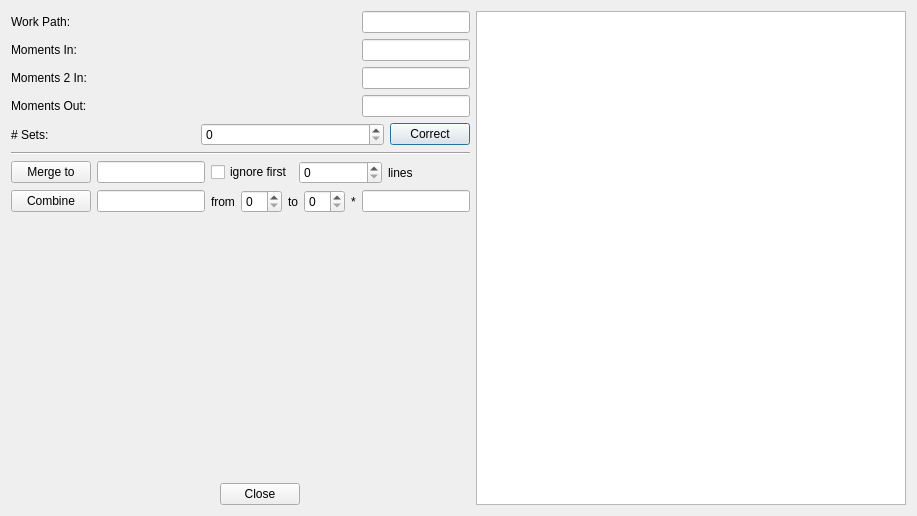
Above: CroCo/moments.ui from DPSablowski/croco before the change. Below: the same form after it.
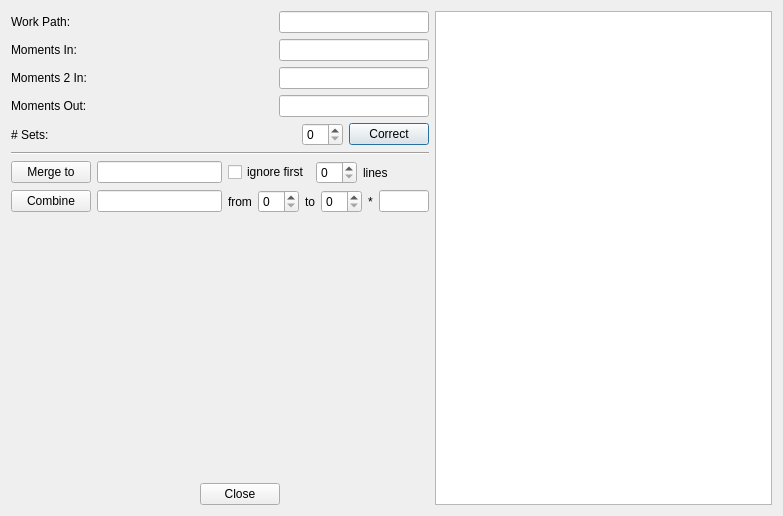
That is the form after the change.

The edit to the form file:
```diff
--- a/CroCo/moments.ui
+++ b/CroCo/moments.ui
@@ -6,7 +6,7 @@
    <rect>
     <x>0</x>
     <y>0</y>
-    <width>917</width>
+    <width>783</width>
     <height>516</height>
    </rect>
   </property>
@@ -33,6 +33,18 @@
            <verstretch>0</verstretch>
           </sizepolicy>
          </property>
+         <property name="minimumSize">
+          <size>
+           <width>150</width>
+           <height>0</height>
+          </size>
+         </property>
+         <property name="maximumSize">
+          <size>
+           <width>150</width>
+           <height>16777215</height>
+          </size>
+         </property>
         </widget>
        </item>
       </layout>
@@ -54,6 +66,18 @@
            <verstretch>0</verstretch>
           </sizepolicy>
          </property>
+         <property name="minimumSize">
+          <size>
+           <width>150</width>
+           <height>0</height>
+          </size>
+         </property>
+         <property name="maximumSize">
+          <size>
+           <width>150</width>
+           <height>16777215</height>
+          </size>
+         </property>
         </widget>
        </item>
       </layout>
@@ -81,6 +105,18 @@
            <verstretch>0</verstretch>
           </sizepolicy>
          </property>
+         <property name="minimumSize">
+          <size>
+           <width>150</width>
+           <height>0</height>
+          </size>
+         </property>
+         <property name="maximumSize">
+          <size>
+           <width>150</width>
+           <height>16777215</height>
+          </size>
+         </property>
         </widget>
        </item>
       </layout>
@@ -102,6 +138,18 @@
            <verstretch>0</verstretch>
           </sizepolicy>
          </property>
+         <property name="minimumSize">
+          <size>
+           <width>150</width>
+           <height>0</height>
+          </size>
+         </property>
+         <property name="maximumSize">
+          <size>
+           <width>150</width>
+           <height>16777215</height>
+          </size>
+         </property>
         </widget>
        </item>
       </layout>
@@ -116,7 +164,14 @@
         </widget>
        </item>
        <item>
-        <widget class="QSpinBox" name="spinBox"/>
+        <widget class="QSpinBox" name="spinBox">
+         <property name="sizePolicy">
+          <sizepolicy hsizetype="Maximum" vsizetype="Fixed">
+           <horstretch>0</horstretch>
+           <verstretch>0</verstretch>
+          </sizepolicy>
+         </property>
+        </widget>
        </item>
        <item>
         <widget class="QPushButton" name="pushButton_2">
@@ -163,6 +218,18 @@
            <verstretch>0</verstretch>
           </sizepolicy>
          </property>
+         <property name="minimumSize">
+          <size>
+           <width>125</width>
+           <height>0</height>
+          </size>
+         </property>
+         <property name="maximumSize">
+          <size>
+           <width>125</width>
+           <height>16777215</height>
+          </size>
+         </property>
         </widget>
        </item>
        <item>
@@ -173,7 +240,14 @@
         </widget>
        </item>
        <item>
-        <widget class="QSpinBox" name="spinBox_4"/>
+        <widget class="QSpinBox" name="spinBox_4">
+         <property name="sizePolicy">
+          <sizepolicy hsizetype="Maximum" vsizetype="Fixed">
+           <horstretch>0</horstretch>
+           <verstretch>0</verstretch>
+          </sizepolicy>
+         </property>
+        </widget>
        </item>
        <item>
         <widget class="QLabel" name="label_9">
@@ -201,6 +275,18 @@
            <verstretch>0</verstretch>
           </sizepolicy>
          </property>
+         <property name="minimumSize">
+          <size>
+           <width>125</width>
+           <height>0</height>
+          </size>
+         </property>
+         <property name="maximumSize">
+          <size>
+           <width>125</width>
+           <height>16777215</height>
+          </size>
+         </property>
         </widget>
        </item>
        <item>
@@ -238,9 +324,15 @@
            <verstretch>0</verstretch>
           </sizepolicy>
          </property>
+         <property name="minimumSize">
+          <size>
+           <width>50</width>
+           <height>0</height>
+          </size>
+         </property>
          <property name="maximumSize">
           <size>
-           <width>16777215</width>
+           <width>50</width>
            <height>16777215</height>
           </size>
          </property>
```
